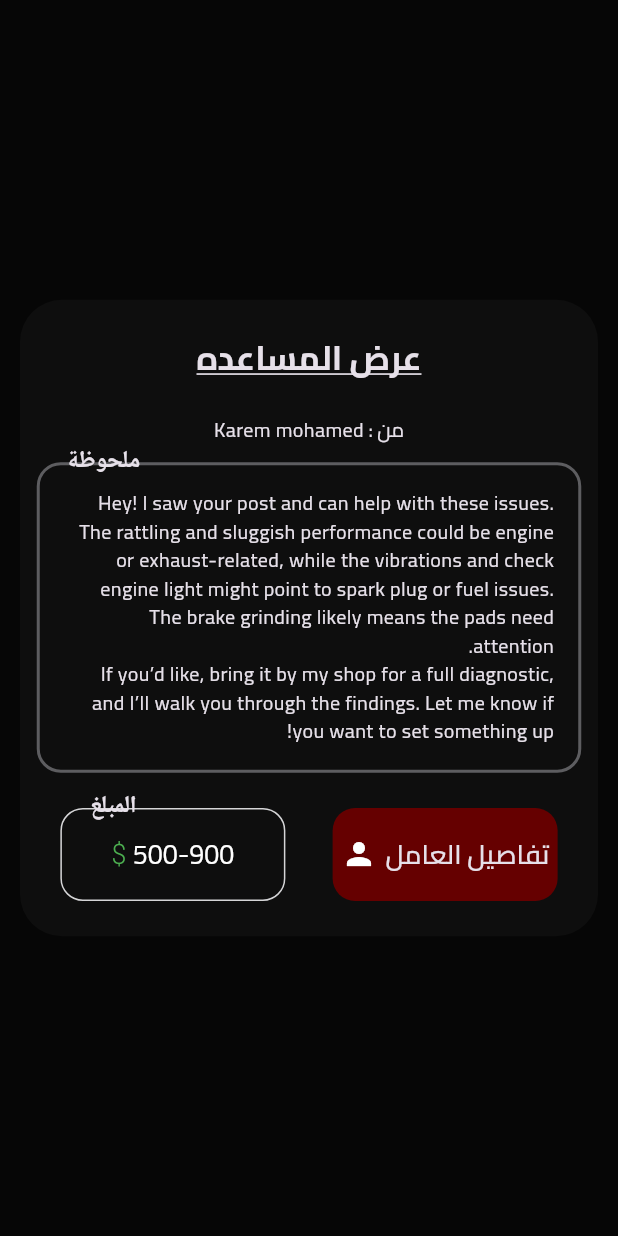
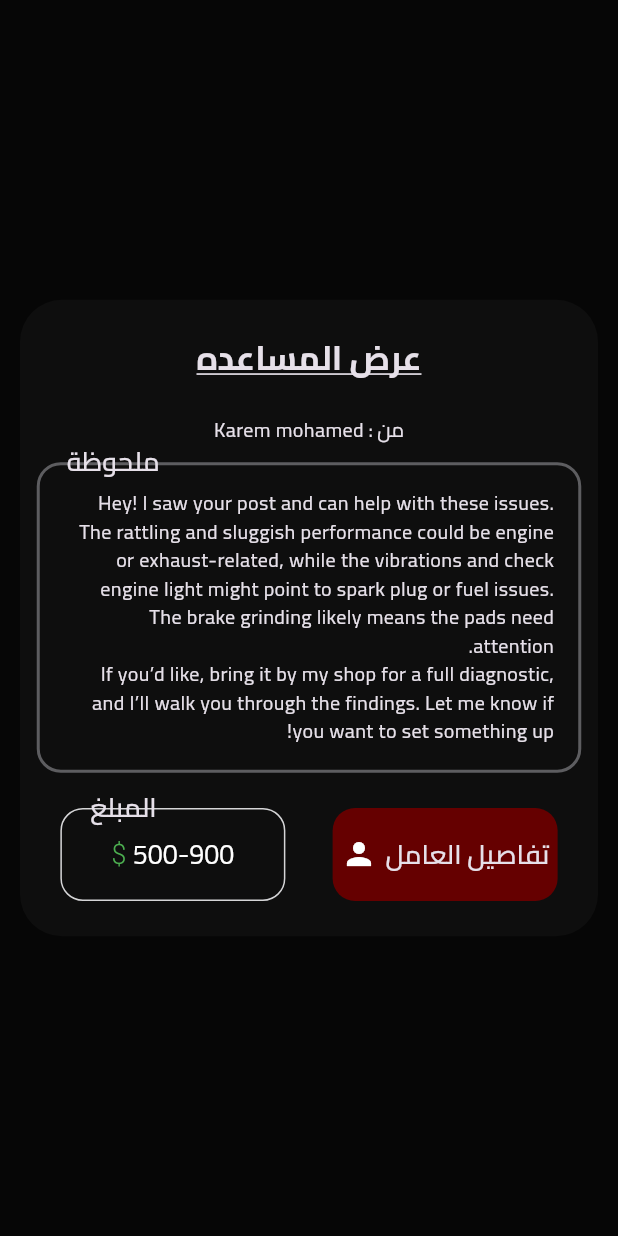
Before and after one commit to CarMate95/care_mate, a Flutter app: what showAlertDialogToUser() shows on an empty page, opened directly, on a phone screen of 412 x 824 dp. Run offline on Flutter 3.47's test engine with Material 3 defaults, Android fonts, the phone set to English and light mode, and no system bars; our stand-ins replace cached_network_image, dartz, dio, easy_localization, firebase_core, flutter_bloc and 8 more; accounts and stored records are empty; project files that could hold a hidden picture were left out.

Commit message:
edite some points in the UI

```diff
--- a/lib/features/repair/presentation/widgets/customAlertDialog.dart
+++ b/lib/features/repair/presentation/widgets/customAlertDialog.dart
@@ -85,13 +85,8 @@ If you’d like, bring it by my shop for a full diagnostic, and I’ll walk you
                           Positioned(
                             top: -13,
                             left: 20,
-                            child: Text(
-                              TextManager.cash.tr(),
-                              style: const TextStyle(
-                                fontSize: 16,
-                                fontWeight: FontWeight.bold,
-                              ),
-                            ),
+                            child: Text(TextManager.cash.tr(),
+                                style: getMediumStyle()),
                           ),
                         ],
                       ),
@@ -102,13 +97,7 @@ If you’d like, bring it by my shop for a full diagnostic, and I’ll walk you
               Positioned(
                 top: -13,
                 left: 20,
-                child: Text(
-                  TextManager.note.tr(),
-                  style: const TextStyle(
-                    fontSize: 16,
-                    fontWeight: FontWeight.bold,
-                  ),
-                ),
+                child: Text(TextManager.note.tr(), style: getMediumStyle()),
               ),
             ],
           ),
--- a/lib/features/repair/presentation/widgets/request_detailsbody.dart
+++ b/lib/features/repair/presentation/widgets/request_detailsbody.dart
@@ -119,7 +119,7 @@ class RequestDetailsBody extends StatelessWidget {
             ),
             CustomOfferHelp(
               onTap: () {
-                showAlertDialogToMechanic(context);
+                showAlertDialogToUser(context);
               },
             ),
           ],
```
Also changed, not shown: lib/features/repair/presentation/widgets/custom_alert_dialog_to_mechanic.dart (+3 -14 lines).
